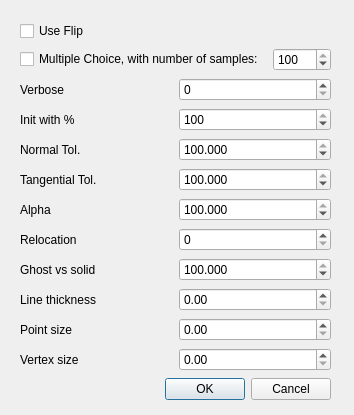
Before: the Qt Designer form Reconstruction_simplification_2/demo/Reconstruction_simplification_2/options.ui in CGAL/cgal, drawn with Qt 5.
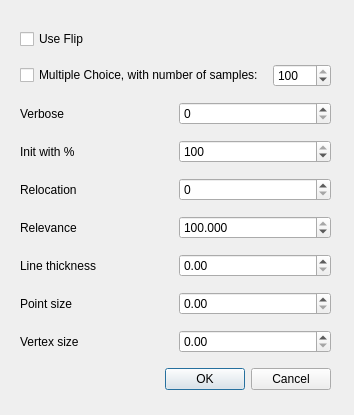
After: the same form once the commit is applied.

```diff
--- a/Reconstruction_simplification_2/demo/Reconstruction_simplification_2/options.ui
+++ b/Reconstruction_simplification_2/demo/Reconstruction_simplification_2/options.ui
@@ -96,87 +96,6 @@
       </item>
      </layout>
     </item>
-    <item>
-     <layout class="QHBoxLayout">
-      <item>
-       <widget class="QLabel" name="norm_tol_label">
-        <property name="text">
-         <string>Normal Tol.</string>
-        </property>
-       </widget>
-      </item>
-      <item>
-       <widget class="QDoubleSpinBox" name="norm_tol_spinbox">
-        <property name="decimals">
-         <number>3</number>
-        </property>
-        <property name="maximum">
-         <double>100.000000000000000</double>
-        </property>
-        <property name="singleStep">
-         <double>0.050000000000000</double>
-        </property>
-        <property name="value">
-         <double>100.000000000000000</double>
-        </property>
-       </widget>
-      </item>
-     </layout>
-    </item>
-    <item>
-     <layout class="QHBoxLayout">
-      <item>
-       <widget class="QLabel" name="tang_tol_label">
-        <property name="text">
-         <string>Tangential Tol.</string>
-        </property>
-       </widget>
-      </item>
-      <item>
-       <widget class="QDoubleSpinBox" name="tang_tol_spinbox">
-        <property name="decimals">
-         <number>3</number>
-        </property>
-        <property name="maximum">
-         <double>100.000000000000000</double>
-        </property>
-        <property name="singleStep">
-         <double>0.050000000000000</double>
-        </property>
-        <property name="value">
-         <double>100.000000000000000</double>
-        </property>
-       </widget>
-      </item>
-     </layout>
-    </item>
-    <item>
-     <layout class="QHBoxLayout">
-      <item>
-       <widget class="QLabel" name="alpha_label">
-        <property name="text">
-         <string>Alpha</string>
-        </property>
-       </widget>
-      </item>
-      <item>
-       <widget class="QDoubleSpinBox" name="alpha_spinbox">
-        <property name="decimals">
-         <number>3</number>
-        </property>
-        <property name="maximum">
-         <double>100.000000000000000</double>
-        </property>
-        <property name="singleStep">
-         <double>0.050000000000000</double>
-        </property>
-        <property name="value">
-         <double>100.000000000000000</double>
-        </property>
-       </widget>
-      </item>
-     </layout>
-    </item>
     <item>
      <layout class="QHBoxLayout">
       <item>
@@ -194,14 +113,14 @@
     <item>
      <layout class="QHBoxLayout">
       <item>
-       <widget class="QLabel" name="ghost_vs_solid_label">
+       <widget class="QLabel" name="Relevance">
         <property name="text">
-         <string>Ghost vs solid</string>
+         <string>Relevance</string>
         </property>
        </widget>
       </item>
       <item>
-       <widget class="QDoubleSpinBox" name="ghost_spinbox">
+       <widget class="QDoubleSpinBox" name="relevance_spinbox">
         <property name="decimals">
          <number>3</number>
         </property>
```
Left out of the diff: 2 changed lines with no effect on the pictures.
